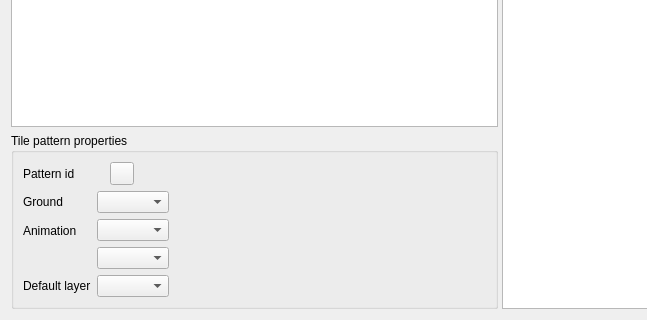
The window that src/gui/tileset_editor.ui (solarus-games/solarus-quest-editor) describes before a commit, drawn with Qt 5; both pictures show x 0 to 647 and y 380 to 700 of the 1000 by 700 pixel window.
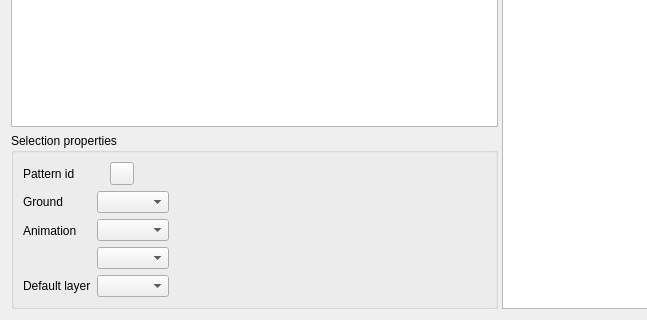
The same window after the commit. Icons and pictures are not drawn. Custom widgets are drawn as their Qt base class.

Commit message: Update the selected pattern view title (handles multiple patterns now).

Diff of the .ui file:
```diff
--- a/src/gui/tileset_editor.ui
+++ b/src/gui/tileset_editor.ui
@@ -157,7 +157,7 @@
           </sizepolicy>
          </property>
          <property name="title">
-          <string>Tile pattern properties</string>
+          <string>Selection properties</string>
          </property>
          <layout class="QFormLayout" name="formLayout_2">
           <property name="fieldGrowthPolicy">
```
The commit also changes 1 other file.
